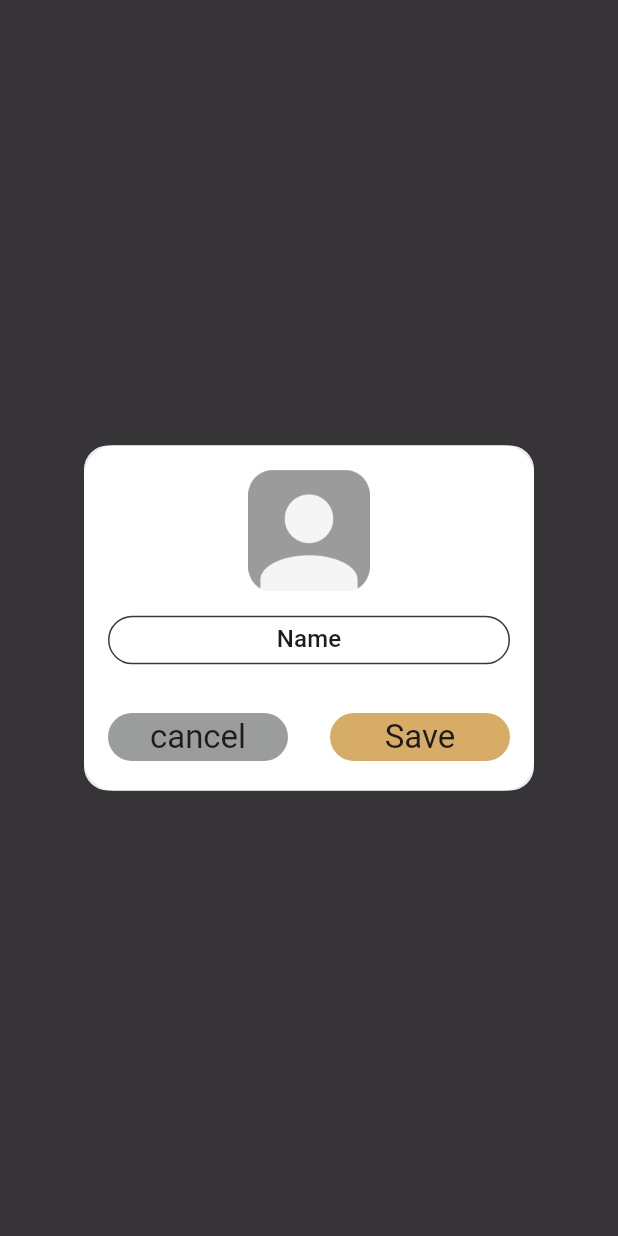
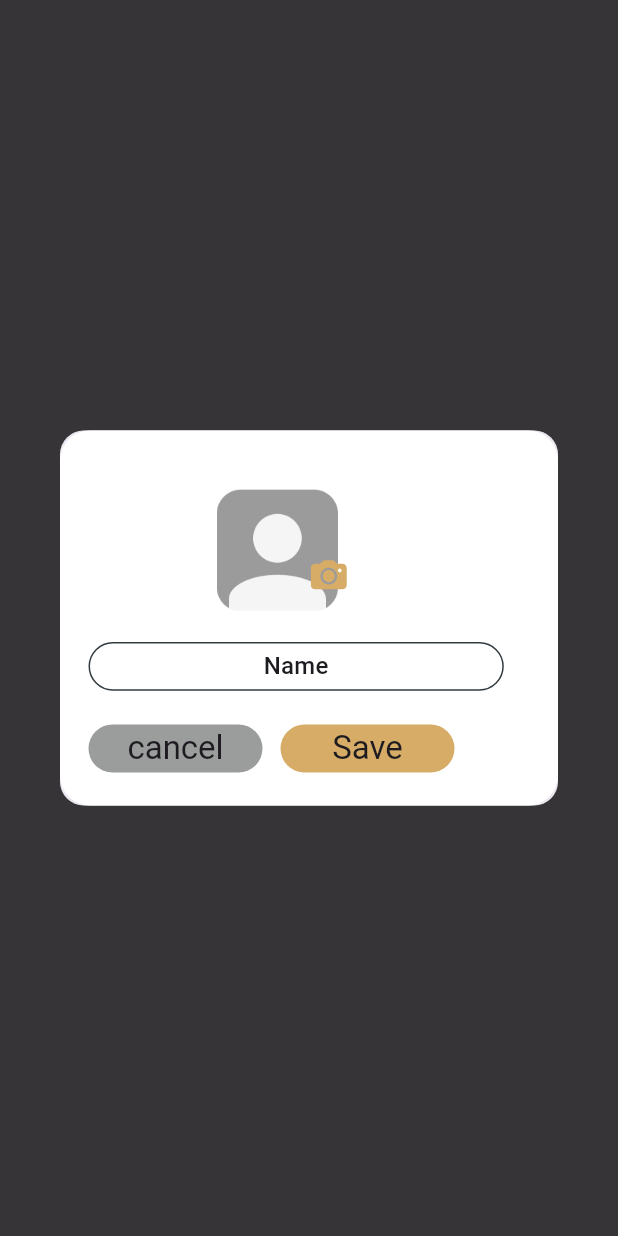
Before and after one commit to shahab-loop/Khaabd, a Flutter app: what showImageDialog() shows on an empty page, opened directly with empty values, after a tap on "Save", on a phone screen of 412 x 824 dp. Run offline on Flutter 3.47's test engine with Material 3 defaults, Android fonts, the phone set to English and light mode, and no system bars; our stand-ins replace flutter_svg, gap, get, google_fonts, responsive_sizer; project files that could hold a hidden picture were left out.

Commit message:
change password screen completed and rout is given

```diff
--- a/lib/core/bindings/bindings.dart
+++ b/lib/core/bindings/bindings.dart
@@ -2,10 +2,12 @@ import 'package:get/get.dart';
 import 'package:khaabd/screens/auth/Login_screen/controller/login_controller.dart';
 import 'package:khaabd/screens/auth/accountauthentication_screen/controller/accountauthentication_controller.dart';
 import 'package:khaabd/screens/auth/authentication_screen/controller/authentication_controller.dart';
+import 'package:khaabd/screens/auth/change_password/controller/changepassword_controller.dart';
 import 'package:khaabd/screens/auth/forgot_screen/controller/forgot_controller.dart';
 import 'package:khaabd/screens/auth/newpassword_screen/controller/newpassword_controller.dart';
 import 'package:khaabd/screens/auth/register_screen/controller/register_controller.dart';
 import 'package:khaabd/screens/home_screen/controller/homeScreen_controller.dart';
+import 'package:khaabd/screens/notification_screen/controller/notification_controller.dart';
 import 'package:khaabd/screens/onboarding/controller/onboarding_controller.dart';
 import 'package:khaabd/screens/profile/controller/profile_controller.dart';
 import 'package:khaabd/screens/role_screen/controller/role_controller.dart';
@@ -78,3 +80,15 @@ class ProfileScreenBinding extends Bindings {
     Get.lazyPut(() => ProfileController());
   }
 }
+class ChangePasswordBinding extends Bindings {
+  @override
+  void dependencies() {
+    Get.lazyPut(() => ChangePasswordController());
+  }
+}
+class NotificationScreenBinding extends Bindings {
+  @override
+  void dependencies() {
+    Get.lazyPut(() => NotificationScreenController());
+  }
+}
--- a/lib/core/navigations/app_routes/app_routes.dart
+++ b/lib/core/navigations/app_routes/app_routes.dart
@@ -4,10 +4,12 @@ import 'package:khaabd/core/navigations/routes/routes.dart';
 import 'package:khaabd/screens/auth/Login_screen/login_screen.dart';
 import 'package:khaabd/screens/auth/accountauthentication_screen/accountauthentication_screen.dart';
 import 'package:khaabd/screens/auth/authentication_screen/authentication_screen.dart';
+import 'package:khaabd/screens/auth/change_password/change_password.dart';
 import 'package:khaabd/screens/auth/forgot_screen/forgot_screen.dart';
 import 'package:khaabd/screens/auth/newpassword_screen/newpassword_screen.dart';
 import 'package:khaabd/screens/auth/register_screen/register_screen.dart';
 import 'package:khaabd/screens/home_screen/home_screen.dart';
+import 'package:khaabd/screens/notification_screen/notification_screen.dart';
 import 'package:khaabd/screens/onboarding/onboarding_screen.dart';
 import 'package:khaabd/screens/profile/profile_screen.dart';
 import 'package:khaabd/screens/role_screen/role_screen.dart';
@@ -70,6 +72,16 @@ class AppRoutes {
       binding: ProfileScreenBinding(),
       page: () => ProfileScreen(),
     ),
+GetPage(
+      name: Routes.changePassword,
+      binding: ChangePasswordBinding(),
+      page: () => ChangePassword(),
+    ),
+GetPage(
+      name: Routes.notificationScreen,
+      binding: NotificationScreenBinding(),
+      page: () => NotificationScreen(),
+    ),
 
   ];
 }
--- a/lib/core/navigations/routes/routes.dart
+++ b/lib/core/navigations/routes/routes.dart
@@ -4,10 +4,12 @@ import 'package:khaabd/core/bindings/bindings.dart';
 import 'package:khaabd/screens/auth/Login_screen/login_screen.dart';
 import 'package:khaabd/screens/auth/accountauthentication_screen/accountauthentication_screen.dart';
 import 'package:khaabd/screens/auth/authentication_screen/authentication_screen.dart';
+import 'package:khaabd/screens/auth/change_password/change_password.dart';
 import 'package:khaabd/screens/auth/forgot_screen/forgot_screen.dart';
 import 'package:khaabd/screens/auth/newpassword_screen/newpassword_screen.dart';
 import 'package:khaabd/screens/auth/register_screen/register_screen.dart';
 import 'package:khaabd/screens/home_screen/home_screen.dart';
+import 'package:khaabd/screens/notification_screen/notification_screen.dart';
 import 'package:khaabd/screens/onboarding/onboarding_screen.dart';
 import 'package:khaabd/screens/profile/profile_screen.dart';
 import 'package:khaabd/screens/role_screen/role_screen.dart';
@@ -25,4 +27,6 @@ class Routes {
   static const String accountAuthenticationScreen = AccountAuthenticationScreen.routeName;
   static const String homeScreen = HomeScreen.routeName;
   static const String profileScreen = ProfileScreen.routeName;
+  static const String changePassword = ChangePassword.routeName;
+  static const String notificationScreen = NotificationScreen.routeName;
 }
--- a/lib/core/res/theme/theme_manager/theme_manager.dart
+++ b/lib/core/res/theme/theme_manager/theme_manager.dart
@@ -45,7 +45,7 @@ class ThemeManager {
       bodyMedium: GoogleFonts.poppins(
         color: white,
         fontSize: 14,
-        fontWeight: FontWeight.w700,
+        fontWeight: FontWeight.w500,
       ),
       labelSmall: GoogleFonts.poppins(
         color: ThemeManager.secondaryColor,
@@ -82,6 +82,11 @@ class ThemeManager {
         fontSize: 16,
         fontWeight: FontWeight.w600,
       ),
+      displayMedium: GoogleFonts.poppins(
+        color: ThemeManager.Grey,
+        fontSize: 12,
+        fontWeight: FontWeight.w200,
+      ),
     ),
   );
 }
--- a/lib/screens/home_screen/home_screen.dart
+++ b/lib/screens/home_screen/home_screen.dart
@@ -58,7 +58,9 @@ class HomeScreen extends StatelessWidget {
                       ),
                       Gap(8.w),
                       GestureDetector(
-                        onTap: () {},
+                        onTap: () {
+                          NavigationHelper.navigateTo('/NotificationScreen');
+                        },
                         child: Container(
                           height: 38.h,
                           width: 38.w,
--- a/lib/screens/profile/profile_screen.dart
+++ b/lib/screens/profile/profile_screen.dart
@@ -1,7 +1,9 @@
 import 'package:flutter/material.dart';
+import 'package:flutter_svg/flutter_svg.dart';
 import 'package:gap/gap.dart';
 import 'package:get/get.dart';
 import 'package:khaabd/core/generated/assets.gen.dart';
+import 'package:khaabd/core/navigations/navigation_helper/navigation_helper.dart';
 import 'package:khaabd/core/res/theme/theme_manager/theme_manager.dart';
 import 'package:khaabd/core/utils/size_utils.dart';
 import 'package:khaabd/screens/profile/controller/profile_controller.dart';
@@ -39,7 +41,7 @@ class _ProfileScreenState extends State<ProfileScreen> {
                   Gap(115.w),
                   Text(
                     'Profile',
-                    style: Theme.of(context).textTheme.titleLarge,
+                    style: Theme.of(context).textTheme.bodyMedium,
                   ),
                 ],
               ),
@@ -102,7 +104,9 @@ class _ProfileScreenState extends State<ProfileScreen> {
                     style: Theme.of(context).textTheme.titleLarge,
                   ),
                   GestureDetector(
-                    onTap: () {},
+                    onTap: () {
+                      NavigationHelper.navigateTo('/ChangePassword');
+                    },
                     child: Icon(Icons.arrow_forward_ios),
                   ),
                 ],
@@ -154,15 +158,16 @@ void showImageDialog(BuildContext context, String imagePath) {
       shape: RoundedRectangleBorder(borderRadius: BorderRadius.circular(16)),
       child: Container(
         padding: const EdgeInsets.all(16),
-        height: 230,
-        width: 300,
+        height: 250,
+        // width: 350,
         decoration: BoxDecoration(
           borderRadius: BorderRadius.circular(20),
           color: ThemeManager.white,
         ),
-        child: Column(
+        child: Stack(
           children: [
-            ClipRRect(
+            Positioned(top: 23,left: 85,
+              child: ClipRRect(
                 borderRadius: BorderRadius.circular(8),
                 child: Image.asset(
                   Assets.images.noprofile.path,
@@ -170,8 +175,9 @@ void showImageDialog(BuildContext context, String imagePath) {
                   width: 80.w,
                 ),
               ),
-            Gap(16.h),
-            SizedBox(
+            ),
+            Positioned(top: 125,left:3 ,
+              child: SizedBox(
                 width: 252.w,
                 height: 32.h,
                 child: TextFormField(
@@ -195,8 +201,9 @@ void showImageDialog(BuildContext context, String imagePath) {
                   ),
                 ),
               ),
-            Gap(32.h),
-            Row(mainAxisAlignment: MainAxisAlignment.spaceBetween,
+            ),
+            Positioned(top:180 ,left:3 ,
+              child: Row(mainAxisAlignment: MainAxisAlignment.spaceBetween,
                 children: [
                   GestureDetector(
                     onTap: () {
@@ -204,7 +211,7 @@ void showImageDialog(BuildContext context, String imagePath) {
                       },
                     child: Container(
                       height: 32,
-                    width: 120,
+                      width: 116,
                       decoration: BoxDecoration(
                         borderRadius: BorderRadius.circular(50),
                         color: ThemeManager.darkGrey,
@@ -217,13 +224,14 @@ void showImageDialog(BuildContext context, String imagePath) {
                       ),
                     ),
                   ),
+                  SizedBox(width: 12,),
                   GestureDetector(
                     onTap: () {
                       showImageDialog(context, Assets.images.noprofile.path);
                     },
                     child: Container(
                       height: 32,
-                    width: 120,
+                      width: 116,
                       decoration: BoxDecoration(
                         borderRadius: BorderRadius.circular(50),
                         color: ThemeManager.secondaryColor,
@@ -239,7 +247,8 @@ void showImageDialog(BuildContext context, String imagePath) {
 
                 ],
               ),
-
+            ),
+Positioned(top:68 ,left:150 ,child: SvgPicture.asset(Assets.svgs.camera,color: ThemeManager.secondaryColor,height:24.h ,width:24.w ,))
           ],
         ),
       ),
```
Also changed, not shown: lib/screens/auth/change_password/change_password.dart (added, +215 -0 lines), lib/screens/auth/change_password/controller/changepassword_controller.dart (added, +8 -0 lines), lib/screens/notification_screen/controller/notification_controller.dart (added, +8 -0 lines), lib/screens/notification_screen/notification_screen.dart (added, +48 -0 lines), lib/widgets/notification_widget.dart (added, +21 -0 lines), lib/widgets/textfieldwithsvg.dart (+7 -1 lines), assets/images/notificationpic.png (added), assets/svgs/camera.svg (added), lib/core/generated/assets.gen.dart. Lines whose indentation alone changed are shown as unchanged.
